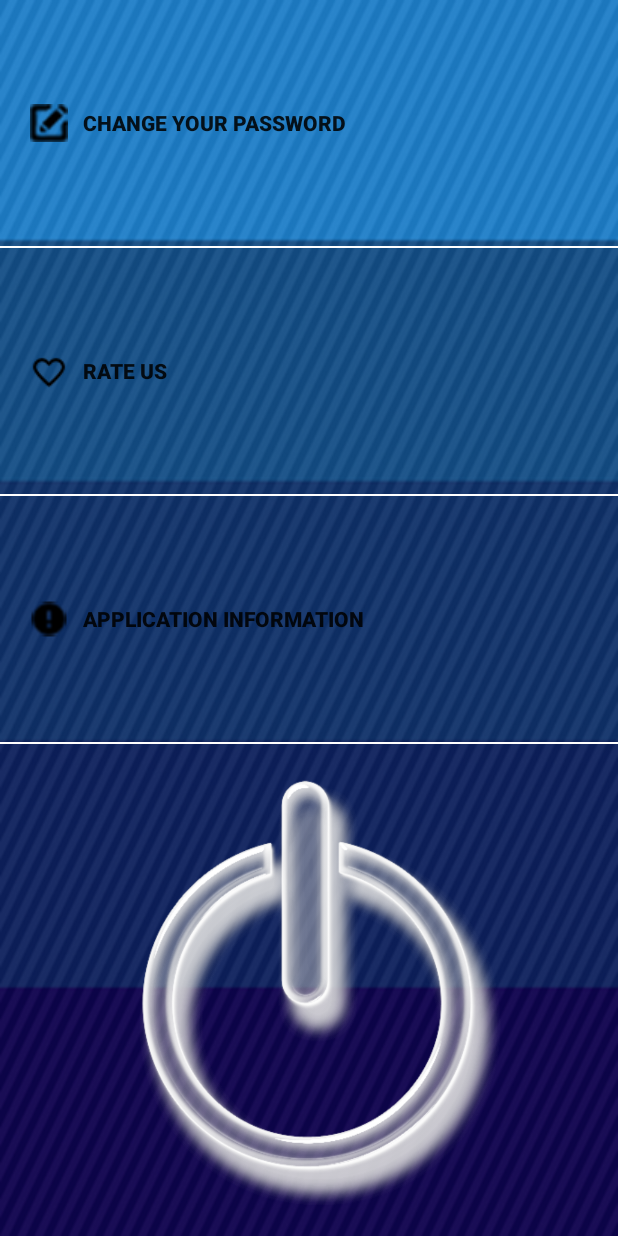
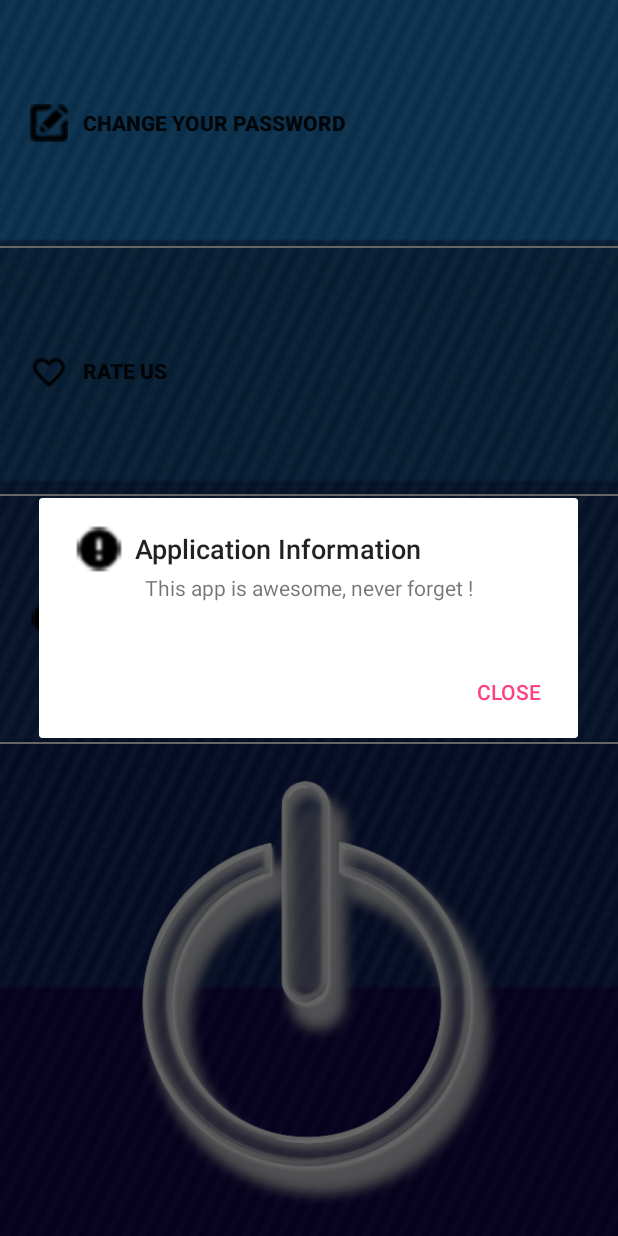
Before and after one commit to remimeunier/-PI-Ekio, an Android app: the SettingActivity screen opened directly, with no data from a screen before it, after a tap on "APPLICATION INFORMATION", on a phone screen of 412 x 824 dp. Run offline under Robolectric (Android 15) with nearby library versions, the phone set to English and light mode, and no system bars.

```diff
--- a/app/src/main/java/com/example/remi/ekio/SettingActivity.java
+++ b/app/src/main/java/com/example/remi/ekio/SettingActivity.java
@@ -6,6 +6,7 @@ import android.content.DialogInterface;
 import android.os.Bundle;
 import android.view.LayoutInflater;
 import android.view.View;
+import android.widget.Toast;
 
 /**
  * Created by Hoang Nam on 15/06/2016.
@@ -24,6 +25,14 @@ public class SettingActivity extends Activity {
     public void popUpLogOut(View view){
         AlertDialog logout = logOutPopUp();
         logout.show();
+    }
+    public void popUpInfo(View view){
+        AlertDialog info = appInfoPopUp();
+        info.show();
+    }
+    public void popUpRateUs(View view){
+        AlertDialog rate = rateUsPopUp();
+        rate.show();
     }
 
     private AlertDialog changePassPopUp(){
@@ -53,16 +62,17 @@ public class SettingActivity extends Activity {
         LayoutInflater inflater = this.getLayoutInflater();
 
         AlertDialog temp =  new AlertDialog.Builder(this)
-                .setTitle("Log Out")
+                .setTitle("Log out ?")
                 .setIcon(R.drawable.info_icon)
                 .setMessage("Do you really want to log out ?")
-                .setPositiveButton("Log the F*** out, please", new DialogInterface.OnClickListener(){
+                .setPositiveButton("Get me the F*** out, please ?", new DialogInterface.OnClickListener(){
                     @Override
                     public void onClick(DialogInterface dialog, int id) {
-                        //Log the fuck out
+                        //log out
+                        dialog.dismiss();
                     }
                 })
-                .setNegativeButton("No", new DialogInterface.OnClickListener(){
+                .setNegativeButton("Later", new DialogInterface.OnClickListener(){
                     @Override
                     public void onClick(DialogInterface dialog, int id) {
                         dialog.dismiss();
@@ -72,5 +82,51 @@ public class SettingActivity extends Activity {
         return temp;
     }
 
+    private AlertDialog rateUsPopUp(){
+        LayoutInflater inflater = this.getLayoutInflater();
+
+        AlertDialog temp =  new AlertDialog.Builder(this)
+                .setTitle("Rate us!")
+                .setIcon(R.drawable.rate_icon)
+                .setMessage("If you enjoy our application, please give us 5 stars.")
+                .setPositiveButton("Rate now !", new DialogInterface.OnClickListener(){
+                    @Override
+                    public void onClick(DialogInterface dialog, int id) {
+                        Toast.makeText(getApplicationContext(), "Please find us on Google Play, thank you.", Toast.LENGTH_LONG).show();
+                        dialog.dismiss();
+                    }
+                })
+                .setNeutralButton("No, thanks", new DialogInterface.OnClickListener(){
+                    @Override
+                    public void onClick(DialogInterface dialog, int id) {
+                        dialog.dismiss();
+                    }
+                })
+                .setNegativeButton("Later", new DialogInterface.OnClickListener(){
+                    @Override
+                    public void onClick(DialogInterface dialog, int id) {
+                        dialog.dismiss();
+                    }
+                })
+                .create();
+        return temp;
+    }
+
+    private AlertDialog appInfoPopUp(){
+        LayoutInflater inflater = this.getLayoutInflater();
+
+        AlertDialog temp =  new AlertDialog.Builder(this)
+                .setTitle("Application Information")
+                .setIcon(R.drawable.info_icon)
+                .setView(inflater.inflate(R.layout.app_info, null))
+                .setNegativeButton("Close", new DialogInterface.OnClickListener(){
+                    @Override
+                    public void onClick(DialogInterface dialog, int id) {
+                        dialog.dismiss();
+                    }
+                })
+                .create();
+        return temp;
+    }
 
 }
--- /dev/null
+++ b/app/src/main/res/layout/app_info.xml
@@ -0,0 +1,12 @@
+<?xml version="1.0" encoding="utf-8"?>
+<LinearLayout xmlns:android="http://schemas.android.com/apk/res/android"
+    android:orientation="vertical"
+    android:layout_width="300dp"
+    android:layout_height="300dp">
+
+    <TextView
+        android:layout_width="match_parent"
+        android:layout_height="match_parent"
+        android:text="@string/app_info"
+        android:gravity="center"/>
+</LinearLayout>
--- a/app/src/main/res/layout/setting_layout.xml
+++ b/app/src/main/res/layout/setting_layout.xml
@@ -35,7 +35,7 @@
         android:paddingLeft="20dp"
         android:background="@android:color/transparent"
         android:drawableLeft="@drawable/rate_icon"
-        android:onClick="popUpRate"/>
+        android:onClick="popUpRateUs"/>
     <View
         android:layout_width="match_parent"
         android:layout_height="1dp"
--- a/app/src/main/res/values/strings.xml
+++ b/app/src/main/res/values/strings.xml
@@ -23,4 +23,5 @@
     <string name="crop_image_menu_rotate_right">Rotate</string>
     <string name="crop_image_menu_crop">Crop</string>
     <string name="pick_image_intent_chooser_title">Select source</string>
+    <string name="app_info">This app is awesome, never forget !</string>
 </resources>
```
